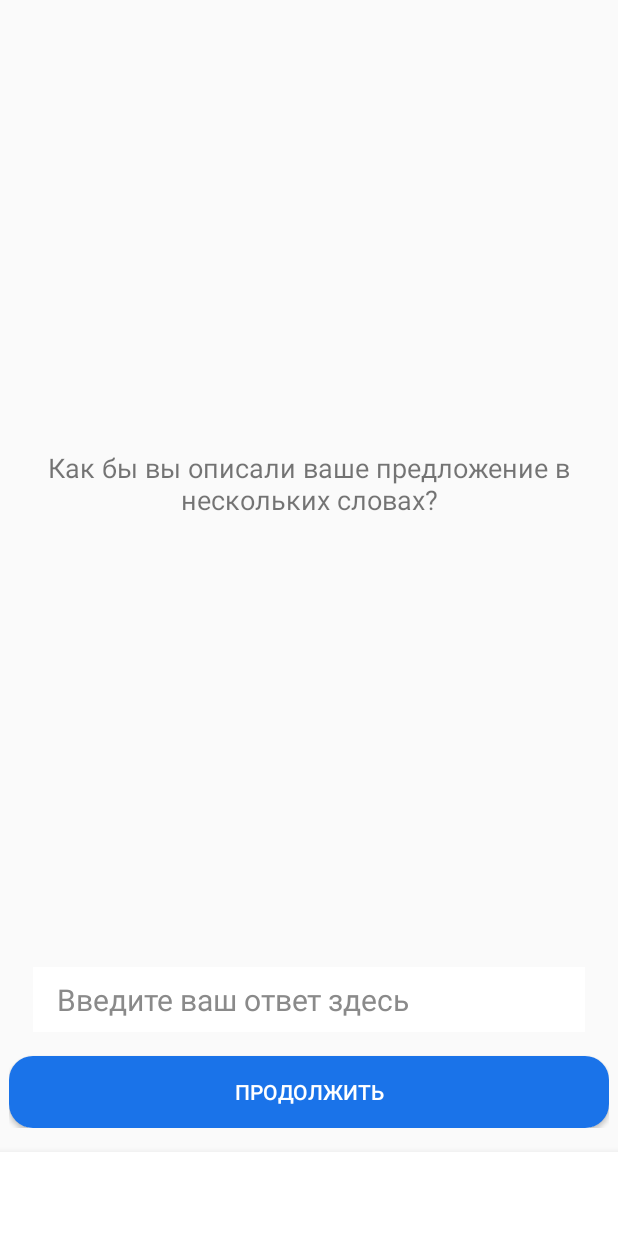
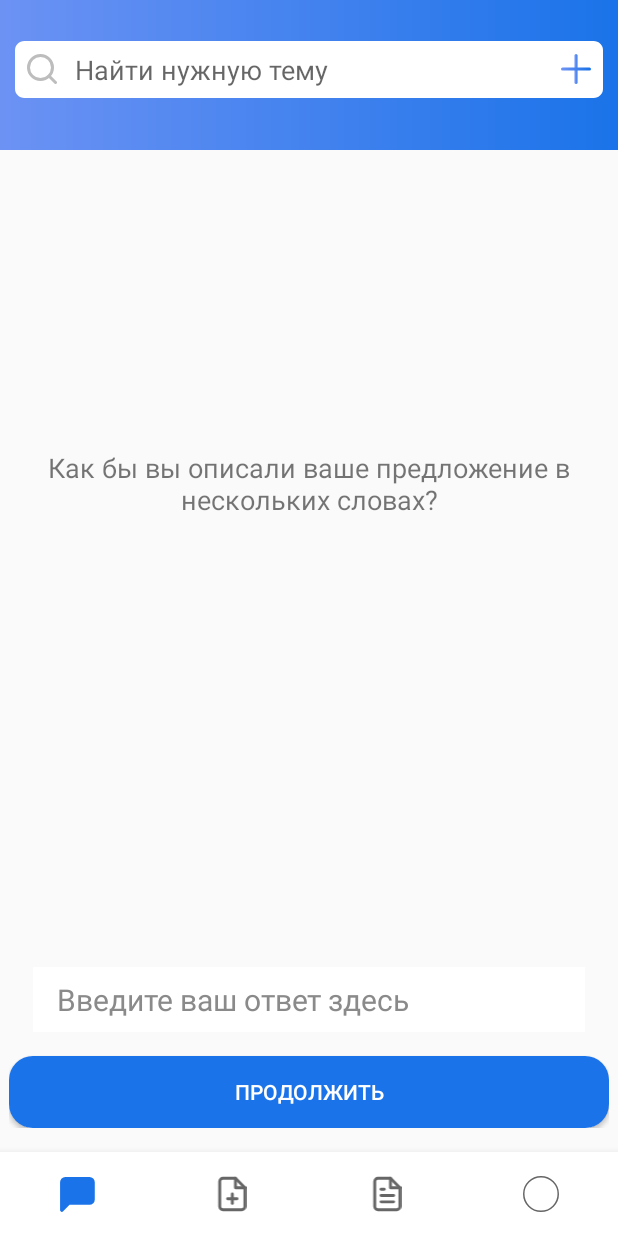
Before and after one commit to fLikie/Ross, an Android app: the MainActivity screen opened directly, with no data from a screen before it, on a phone screen of 412 x 824 dp. Run offline under Robolectric (Android 15) with nearby library versions, the phone set to English and light mode, and no system bars; our stand-ins replace Dagger/Hilt's generated code.

Commit message:
иконочки и всякое

```diff
--- a/app/src/main/java/com/example/rosseti/MainActivity.kt
+++ b/app/src/main/java/com/example/rosseti/MainActivity.kt
@@ -13,7 +13,7 @@ import kotlinx.coroutines.launch
 import javax.inject.Inject
 
 @AndroidEntryPoint
-class MainActivity(): AppCompatActivity() {
+class MainActivity : AppCompatActivity() {
     override fun onCreate(savedInstanceState: Bundle?) {
         super.onCreate(savedInstanceState)
         setContentView(R.layout.activity_main)
@@ -26,7 +26,6 @@ class MainActivity(): AppCompatActivity() {
                     R.id.menu_block_two -> navController.navigate(R.id.go_to_form)
                     R.id.menu_block_three -> navController.navigate(R.id.go_to_reestr)
                     R.id.menu_block_four -> navController.navigate(R.id.go_to_accepted)
-                    R.id.menu_block_five -> navController.navigate(R.id.go_to_docs)
                 }
             }
             true
--- /dev/null
+++ b/app/src/main/java/com/example/rosseti/adapters/ChooseTagsAdapter.kt
@@ -0,0 +1,26 @@
+package com.example.rosseti.adapters
+
+import android.view.LayoutInflater
+import android.view.View
+import android.view.ViewGroup
+import androidx.recyclerview.widget.RecyclerView
+import com.example.rosseti.R
+
+class ChooseTagsAdapter : RecyclerView.Adapter<ChooseTagsAdapter.ViewHolder>() {
+
+    override fun onCreateViewHolder(parent: ViewGroup, viewType: Int): ViewHolder {
+        return ViewHolder(LayoutInflater.from(parent.context).inflate(R.layout.item_id_str_num, parent, false))
+    }
+
+    override fun onBindViewHolder(holder: ViewHolder, position: Int) {
+
+    }
+
+    override fun getItemCount(): Int {
+        return 0
+    }
+
+    inner class ViewHolder(itemView: View) : RecyclerView.ViewHolder(itemView) {
+
+    }
+}
--- a/app/src/main/java/com/example/rosseti/presentation/ChooseTagsPresenter.kt
+++ b/app/src/main/java/com/example/rosseti/presentation/ChooseTagsPresenter.kt
@@ -1,5 +1,6 @@
 package com.example.rosseti.presentation
 
+import com.example.rosseti.api.TopicsApi
 import com.example.rosseti.data.SessionManager
 import moxy.InjectViewState
 import moxy.MvpPresenter
@@ -7,11 +8,17 @@ import javax.inject.Inject
 
 @InjectViewState
 class ChooseTagsPresenter @Inject constructor(
-    private val sessionManager: SessionManager
+    private val sessionManager: SessionManager,
+    private val topicsApi: TopicsApi
 ) : MvpPresenter<ChooseTagsView>() {
 
     override fun onFirstViewAttach() {
         super.onFirstViewAttach()
         viewState.showLoading(true)
+        loadTags()
+    }
+
+    private fun loadTags() {
+
     }
 }
--- /dev/null
+++ b/app/src/main/res/drawable/edit_text_rectangle.xml
@@ -0,0 +1,24 @@
+<?xml version="1.0" encoding="utf-8"?>
+<vector
+    xmlns:android="http://schemas.android.com/apk/res/android"
+    xmlns:aapt="http://schemas.android.com/aapt"
+    android:width="375dp"
+    android:height="38dp"
+    android:viewportWidth="375"
+    android:viewportHeight="38"
+    >
+
+    <group>
+
+        <clip-path
+            android:pathData="M6 0H369C372.314 0 375 2.68629 375 6V32C375 35.3137 372.314 38 369 38H6C2.68629 38 0 35.3137 0 32V6C0 2.68629 2.68629 0 6 0Z"
+            />
+
+        <path
+            android:pathData="M0 0V38H375V0"
+            android:fillColor="#FFFFFF"
+            />
+
+    </group>
+
+</vector>
--- /dev/null
+++ b/app/src/main/res/drawable/ic_avatar.xml
@@ -0,0 +1,22 @@
+<vector xmlns:android="http://schemas.android.com/apk/res/android"
+    xmlns:aapt="http://schemas.android.com/aapt"
+    android:width="36dp"
+    android:height="36dp"
+    android:viewportWidth="36"
+    android:viewportHeight="36">
+  <path
+      android:pathData="M18,18m-17.25,0a17.25,17.25 0,1 1,34.5 0a17.25,17.25 0,1 1,-34.5 0"
+      android:strokeWidth="1.5">
+    <aapt:attr name="android:strokeColor">
+      <gradient
+          android:startY="18"
+          android:startX="36"
+          android:endY="18"
+          android:endX="0"
+          android:type="linear">
+        <item android:offset="0" android:color="#FF1A73E9"/>
+        <item android:offset="1" android:color="#FF6C92F4"/>
+      </gradient>
+    </aapt:attr>
+  </path>
+</vector>
--- a/app/src/main/res/drawable/ic_chat.xml
+++ b/app/src/main/res/drawable/ic_chat.xml
@@ -1,16 +1,13 @@
 <vector xmlns:android="http://schemas.android.com/apk/res/android"
-    android:width="36dp"
-    android:height="36dp"
-    android:viewportWidth="36"
-    android:viewportHeight="36">
+    android:width="25dp"
+    android:height="25dp"
+    android:viewportWidth="25"
+    android:viewportHeight="25">
   <path
-      android:pathData="M18,18m-18,0a18,18 0,1 1,36 0a18,18 0,1 1,-36 0"
-      android:fillColor="#BDBDBD"/>
-  <path
-      android:pathData="M23.625,21C23.625,21.3315 23.4933,21.6495 23.2589,21.8839C23.0245,22.1183 22.7065,22.25 22.375,22.25H14.875L12.375,24.75V14.75C12.375,14.4185 12.5067,14.1005 12.7411,13.8661C12.9755,13.6317 13.2935,13.5 13.625,13.5H22.375C22.7065,13.5 23.0245,13.6317 23.2589,13.8661C23.4933,14.1005 23.625,14.4185 23.625,14.75V21Z"
+      android:pathData="M23.6,16.4C23.6,17.0365 23.3471,17.647 22.8971,18.0971C22.447,18.5471 21.8365,18.8 21.2,18.8H6.8L2,23.6V4.4C2,3.7635 2.2529,3.153 2.7029,2.7029C3.153,2.2529 3.7635,2 4.4,2H21.2C21.8365,2 22.447,2.2529 22.8971,2.7029C23.3471,3.153 23.6,3.7635 23.6,4.4V16.4Z"
       android:strokeLineJoin="round"
-      android:strokeWidth="1.5"
-      android:fillColor="#00000000"
-      android:strokeColor="#ffffff"
+      android:strokeWidth="2.5"
+      android:fillColor="#ffffff"
+      android:strokeColor="#BDBDBD"
       android:strokeLineCap="round"/>
 </vector>
--- /dev/null
+++ b/app/src/main/res/drawable/ic_chat_selected.xml
@@ -0,0 +1,28 @@
+<vector xmlns:android="http://schemas.android.com/apk/res/android"
+    xmlns:aapt="http://schemas.android.com/aapt"
+    android:width="52dp"
+    android:height="52dp"
+    android:viewportWidth="52"
+    android:viewportHeight="52">
+  <path
+      android:pathData="M26,22m-18,0a18,18 0,1 1,36 0a18,18 0,1 1,-36 0">
+    <aapt:attr name="android:fillColor">
+      <gradient
+          android:startY="22"
+          android:startX="44"
+          android:endY="22"
+          android:endX="8"
+          android:type="linear">
+        <item android:offset="0" android:color="#FF1A73E9"/>
+        <item android:offset="1" android:color="#FF6C92F4"/>
+      </gradient>
+    </aapt:attr>
+  </path>
+  <path
+      android:pathData="M31.625,25C31.625,25.3315 31.4933,25.6495 31.2589,25.8839C31.0245,26.1183 30.7065,26.25 30.375,26.25H22.875L20.375,28.75V18.75C20.375,18.4185 20.5067,18.1005 20.7411,17.8661C20.9755,17.6317 21.2935,17.5 21.625,17.5H30.375C30.7065,17.5 31.0245,17.6317 31.2589,17.8661C31.4933,18.1005 31.625,18.4185 31.625,18.75V25Z"
+      android:strokeLineJoin="round"
+      android:strokeWidth="1.5"
+      android:fillColor="#00000000"
+      android:strokeColor="#ffffff"
+      android:strokeLineCap="round"/>
+</vector>
--- /dev/null
+++ b/app/src/main/res/drawable/ic_chat_unselected.xml
@@ -0,0 +1,16 @@
+<vector xmlns:android="http://schemas.android.com/apk/res/android"
+    android:width="36dp"
+    android:height="36dp"
+    android:viewportWidth="36"
+    android:viewportHeight="36">
+  <path
+      android:pathData="M18,18m-18,0a18,18 0,1 1,36 0a18,18 0,1 1,-36 0 M23.625,21C23.625,21.3315 23.4933,21.6495 23.2589,21.8839C23.0245,22.1183 22.7065,22.25 22.375,22.25H14.875L12.375,24.75V14.75C12.375,14.4185 12.5067,14.1005 12.7411,13.8661C12.9755,13.6317 13.2935,13.5 13.625,13.5H22.375C22.7065,13.5 23.0245,13.6317 23.2589,13.8661C23.4933,14.1005 23.625,14.4185 23.625,14.75V21Z"
+      android:fillColor="#BDBDBD"/>
+  <path
+      android:pathData="M23.625,21C23.625,21.3315 23.4933,21.6495 23.2589,21.8839C23.0245,22.1183 22.7065,22.25 22.375,22.25H14.875L12.375,24.75V14.75C12.375,14.4185 12.5067,14.1005 12.7411,13.8661C12.9755,13.6317 13.2935,13.5 13.625,13.5H22.375C22.7065,13.5 23.0245,13.6317 23.2589,13.8661C23.4933,14.1005 23.625,14.4185 23.625,14.75V21Z"
+      android:strokeLineJoin="round"
+      android:strokeWidth="1.5"
+      android:fillColor="#00000000"
+      android:strokeColor="#ffffff"
+      android:strokeLineCap="round"/>
+</vector>
--- /dev/null
+++ b/app/src/main/res/drawable/ic_docs.xml
@@ -0,0 +1,41 @@
+<vector xmlns:android="http://schemas.android.com/apk/res/android"
+    android:width="25dp"
+    android:height="31dp"
+    android:viewportWidth="25"
+    android:viewportHeight="31">
+  <path
+      android:pathData="M15.5,2H4.7C3.9839,2 3.2972,2.2845 2.7908,2.7908C2.2845,3.2972 2,3.9839 2,4.7V26.3C2,27.0161 2.2845,27.7028 2.7908,28.2092C3.2972,28.7155 3.9839,29 4.7,29H20.9C21.6161,29 22.3028,28.7155 22.8092,28.2092C23.3155,27.7028 23.6,27.0161 23.6,26.3V10.1L15.5,2Z"
+      android:strokeLineJoin="round"
+      android:strokeWidth="2.5"
+      android:fillColor="#00000000"
+      android:strokeColor="#BDBDBD"
+      android:strokeLineCap="round"/>
+  <path
+      android:pathData="M15.5,2V10.1H23.6"
+      android:strokeLineJoin="round"
+      android:strokeWidth="2.5"
+      android:fillColor="#00000000"
+      android:strokeColor="#BDBDBD"
+      android:strokeLineCap="round"/>
+  <path
+      android:pathData="M18.2,16.85H7.4"
+      android:strokeLineJoin="round"
+      android:strokeWidth="2.5"
+      android:fillColor="#00000000"
+      android:strokeColor="#BDBDBD"
+      android:strokeLineCap="round"/>
+  <path
+      android:pathData="M18.2,22.25H7.4"
+      android:strokeLineJoin="round"
+      android:strokeWidth="2.5"
+      android:fillColor="#00000000"
+      android:strokeColor="#BDBDBD"
+      android:strokeLineCap="round"/>
+  <path
+      android:pathData="M10.1,11.45H8.75H7.4"
+      android:strokeLineJoin="round"
+      android:strokeWidth="2.5"
+      android:fillColor="#00000000"
+      android:strokeColor="#BDBDBD"
+      android:strokeLineCap="round"/>
+</vector>
--- /dev/null
+++ b/app/src/main/res/drawable/ic_first.xml
@@ -0,0 +1,5 @@
+<?xml version="1.0" encoding="utf-8"?>
+<selector xmlns:android="http://schemas.android.com/apk/res/android">
+    <item android:icon="@drawable/ic_chat_selected" android:state_selected="true"/>
+    <item android:icon="@drawable/ic_chat_unselected" android:state_selected="false"/>
+</selector>
--- /dev/null
+++ b/app/src/main/res/drawable/ic_group_newdoc.xml
@@ -0,0 +1,34 @@
+<vector xmlns:android="http://schemas.android.com/apk/res/android"
+    android:width="25dp"
+    android:height="31dp"
+    android:viewportWidth="25"
+    android:viewportHeight="31">
+  <path
+      android:pathData="M15.5,2H4.7C3.9839,2 3.2972,2.2845 2.7908,2.7908C2.2845,3.2972 2,3.9839 2,4.7V26.3C2,27.0161 2.2845,27.7028 2.7908,28.2092C3.2972,28.7155 3.9839,29 4.7,29H20.9C21.6161,29 22.3028,28.7155 22.8092,28.2092C23.3155,27.7028 23.6,27.0161 23.6,26.3V10.1L15.5,2Z"
+      android:strokeLineJoin="round"
+      android:strokeWidth="2.5"
+      android:fillColor="#00000000"
+      android:strokeColor="#BDBDBD"
+      android:strokeLineCap="round"/>
+  <path
+      android:pathData="M15.5,2V10.1H23.6"
+      android:strokeLineJoin="round"
+      android:strokeWidth="2.5"
+      android:fillColor="#00000000"
+      android:strokeColor="#BDBDBD"
+      android:strokeLineCap="round"/>
+  <path
+      android:pathData="M12.8,23.6V15.5"
+      android:strokeLineJoin="round"
+      android:strokeWidth="2.5"
+      android:fillColor="#00000000"
+      android:strokeColor="#BDBDBD"
+      android:strokeLineCap="round"/>
+  <path
+      android:pathData="M8.75,19.55H16.85"
+      android:strokeLineJoin="round"
+      android:strokeWidth="2.5"
+      android:fillColor="#00000000"
+      android:strokeColor="#BDBDBD"
+      android:strokeLineCap="round"/>
+</vector>
--- /dev/null
+++ b/app/src/main/res/drawable/ic_krest_huest.xml
@@ -0,0 +1,43 @@
+<vector xmlns:android="http://schemas.android.com/apk/res/android"
+    xmlns:aapt="http://schemas.android.com/aapt"
+    android:width="20dp"
+    android:height="20dp"
+    android:viewportWidth="20"
+    android:viewportHeight="20">
+  <path
+      android:pathData="M10,1V19"
+      android:strokeLineJoin="round"
+      android:strokeWidth="2"
+      android:fillColor="#00000000"
+      android:strokeLineCap="round">
+    <aapt:attr name="android:strokeColor">
+      <gradient
+          android:startY="10"
+          android:startX="11"
+          android:endY="10"
+          android:endX="10"
+          android:type="linear">
+        <item android:offset="0" android:color="#FF1A73E9"/>
+        <item android:offset="1" android:color="#FF6C92F4"/>
+      </gradient>
+    </aapt:attr>
+  </path>
+  <path
+      android:pathData="M1,10H19"
+      android:strokeLineJoin="round"
+      android:strokeWidth="2"
+      android:fillColor="#00000000"
+      android:strokeLineCap="round">
+    <aapt:attr name="android:strokeColor">
+      <gradient
+          android:startY="10.5"
+          android:startX="19"
+          android:endY="10.5"
+          android:endX="1"
+          android:type="linear">
+        <item android:offset="0" android:color="#FF1A73E9"/>
+        <item android:offset="1" android:color="#FF6C92F4"/>
+      </gradient>
+    </aapt:attr>
+  </path>
+</vector>
--- /dev/null
+++ b/app/src/main/res/drawable/ic_lupa_zalupa.xml
@@ -0,0 +1,20 @@
+<vector xmlns:android="http://schemas.android.com/apk/res/android"
+    android:width="20dp"
+    android:height="20dp"
+    android:viewportWidth="20"
+    android:viewportHeight="20">
+  <path
+      android:pathData="M9,17C13.4183,17 17,13.4183 17,9C17,4.5817 13.4183,1 9,1C4.5817,1 1,4.5817 1,9C1,13.4183 4.5817,17 9,17Z"
+      android:strokeLineJoin="round"
+      android:strokeWidth="2"
+      android:fillColor="#00000000"
+      android:strokeColor="#BDBDBD"
+      android:strokeLineCap="round"/>
+  <path
+      android:pathData="M19,19L14.65,14.65"
+      android:strokeLineJoin="round"
+      android:strokeWidth="2"
+      android:fillColor="#00000000"
+      android:strokeColor="#BDBDBD"
+      android:strokeLineCap="round"/>
+</vector>
--- /dev/null
+++ b/app/src/main/res/drawable/toolbar_rectangle.xml
@@ -0,0 +1,61 @@
+<?xml version="1.0" encoding="utf-8"?>
+<vector
+    xmlns:android="http://schemas.android.com/apk/res/android"
+    xmlns:aapt="http://schemas.android.com/aapt"
+    android:width="414dp"
+    android:height="100dp"
+    android:viewportWidth="414"
+    android:viewportHeight="140"
+    >
+
+    <group>
+
+        <clip-path
+            android:pathData="M0 0H414V140H0V0Z"
+            />
+
+        <group
+            android:translateX="1"
+            android:translateY="1"
+            android:pivotX="207"
+            android:pivotY="70"
+            android:scaleX="2"
+            android:scaleY="2"
+            android:rotation="180"
+            >
+
+            <path
+                android:pathData="M0 0V140H414V0"
+                >
+
+                <aapt:attr name="android:fillColor">
+
+                    <gradient
+                        android:type="linear"
+                        android:startX="103.5"
+                        android:startY="70"
+                        android:endX="310.5"
+                        android:endY="70"
+                        >
+
+                        <item
+                            android:color="#1A73E9"
+                            android:offset="0"
+                            />
+
+                        <item
+                            android:color="#6C92F4"
+                            android:offset="1"
+                            />
+
+                    </gradient>
+
+                </aapt:attr>
+
+            </path>
+
+        </group>
+
+    </group>
+
+</vector>
--- a/app/src/main/res/layout/activity_authtorization.xml
+++ b/app/src/main/res/layout/activity_authtorization.xml
@@ -72,6 +72,8 @@
         android:layout_marginTop="8dp"
         android:layout_marginStart="45dp"
         android:layout_marginEnd="45dp"
+        android:paddingEnd="10dp"
+        android:paddingStart="10dp"
         android:background="@drawable/login_edittext"
         app:layout_constraintTop_toBottomOf="@+id/login_text" />
 
@@ -102,6 +104,8 @@
         android:layout_marginTop="8dp"
         android:layout_marginStart="45dp"
         android:layout_marginEnd="45dp"
+        android:paddingEnd="10dp"
+        android:paddingStart="10dp"
         android:inputType="textPassword"
         android:drawableEnd="@drawable/ic_eye"
         android:background="@drawable/login_edittext"
--- a/app/src/main/res/layout/activity_main.xml
+++ b/app/src/main/res/layout/activity_main.xml
@@ -5,6 +5,30 @@
     android:layout_width="match_parent"
     android:layout_height="match_parent"
     tools:context=".MainActivity">
+
+    <com.google.android.material.appbar.CollapsingToolbarLayout
+        android:layout_width="match_parent"
+        android:layout_height="wrap_content"
+        android:background="@drawable/toolbar_rectangle"
+        app:layout_constraintTop_toTopOf="parent">
+
+        <EditText
+            android:id="@+id/search_edit_text"
+            android:background="@drawable/edit_text_rectangle"
+            android:layout_marginTop="27dp"
+            android:layout_marginStart="10dp"
+            android:paddingStart="8dp"
+            android:layout_marginEnd="10dp"
+            android:paddingEnd="8dp"
+            android:inputType="text"
+            android:drawablePadding="12dp"
+            android:drawableStart="@drawable/ic_lupa_zalupa"
+            android:drawableEnd="@drawable/ic_krest_huest"
+            android:hint="Найти нужную тему"
+            android:layout_width="match_parent"
+            android:layout_height="wrap_content"/>
+
+    </com.google.android.material.appbar.CollapsingToolbarLayout>
 
     <androidx.fragment.app.FragmentContainerView
         android:id="@+id/nav_host_fragment"
@@ -28,7 +52,6 @@
         app:layout_constraintEnd_toEndOf="parent"
         app:layout_constraintStart_toStartOf="parent"
         app:menu="@menu/main_bottom_menu"
-        app:labelVisibilityMode="unlabeled"
-        tools:ignore="LayoutElementIdWrongNameDetector" />
+        app:labelVisibilityMode="unlabeled" />
 
 </androidx.constraintlayout.widget.ConstraintLayout>
--- a/app/src/main/res/menu/main_bottom_menu.xml
+++ b/app/src/main/res/menu/main_bottom_menu.xml
@@ -1,22 +1,23 @@
 <?xml version="1.0" encoding="utf-8"?>
 <menu xmlns:android="http://schemas.android.com/apk/res/android">
+
     <item
         android:id="@+id/menu_block_one"
-        android:title="First"/>
+        android:icon="@drawable/ic_chat"
+        android:title=""/>
 
     <item
         android:id="@+id/menu_block_two"
-        android:title="Second"/>
+        android:icon="@drawable/ic_group_newdoc"
+        android:title=""/>
 
     <item
         android:id="@+id/menu_block_three"
-        android:title="Third"/>
+        android:icon="@drawable/ic_docs"
+        android:title=""/>
 
     <item
         android:id="@+id/menu_block_four"
-        android:title="Fourth"/>
-
-    <item
-        android:id="@+id/menu_block_five"
-        android:title="Fifth"/>
+        android:icon="@drawable/ic_avatar"
+        android:title=""/>
 </menu>
--- a/app/src/main/res/navigation/nav_graph.xml
+++ b/app/src/main/res/navigation/nav_graph.xml
@@ -13,31 +13,31 @@
 
     <fragment
         android:id="@+id/forumFragment"
-        android:name="com.example.rosseti.ForumFragment"
+        android:name="com.example.rosseti.ui.ForumFragment"
         android:label="fragment_forum"
         tools:layout="@layout/fragment_forum" />
 
     <fragment
         android:id="@+id/acceptedFragment"
-        android:name="com.example.rosseti.AcceptedFragment"
+        android:name="com.example.rosseti.ui.AcceptedFragment"
         android:label="fragment_accepted"
         tools:layout="@layout/fragment_accepted" />
 
     <fragment
         android:id="@+id/documentationsFragment"
-        android:name="com.example.rosseti.DocumentationsFragment"
+        android:name="com.example.rosseti.ui.DocumentationsFragment"
         android:label="fragment_documentations"
         tools:layout="@layout/fragment_documentations" />
 
     <fragment
         android:id="@+id/formFragment"
-        android:name="com.example.rosseti.FormFragment"
+        android:name="com.example.rosseti.ui.FormFragment"
         android:label="fragment_form"
         tools:layout="@layout/fragment_form" />
 
     <fragment
         android:id="@+id/reestrFragment"
-        android:name="com.example.rosseti.ReestrFragment"
+        android:name="com.example.rosseti.ui.ReestrFragment"
         android:label="fragment_reestr"
         tools:layout="@layout/fragment_reestr" />
 
--- a/app/src/main/res/values/colors.xml
+++ b/app/src/main/res/values/colors.xml
@@ -7,4 +7,5 @@
     <color name="white">#FFFFFF</color>
     <color name="red">#C81E1E</color>
     <color name="gray_100">#646464</color>
+    <color name="newBlue">#6C92F4</color>
 </resources>
```
